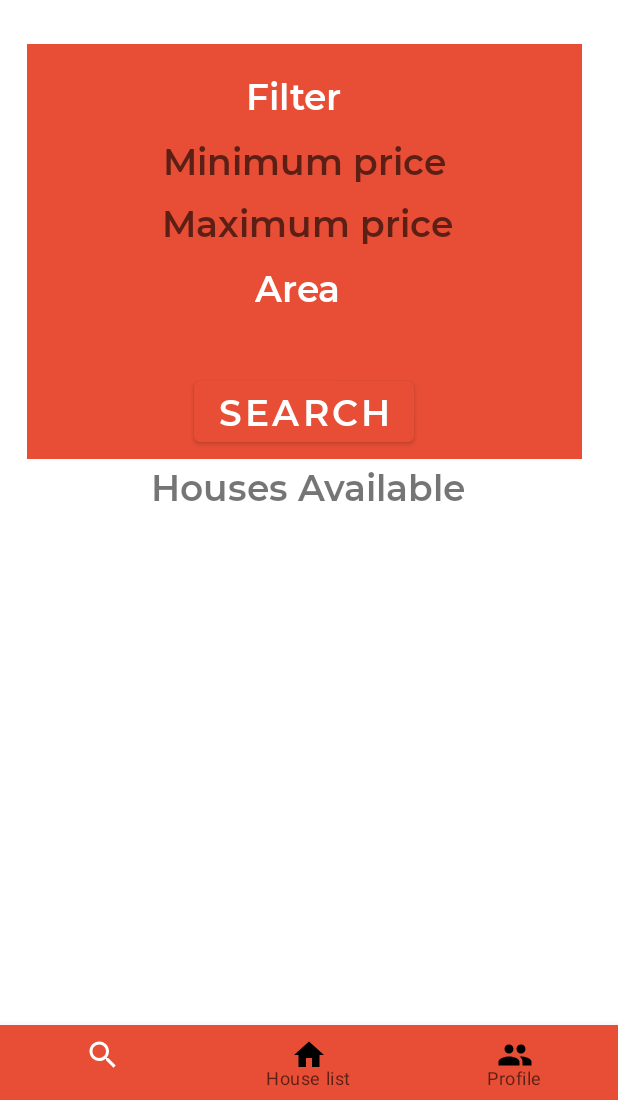
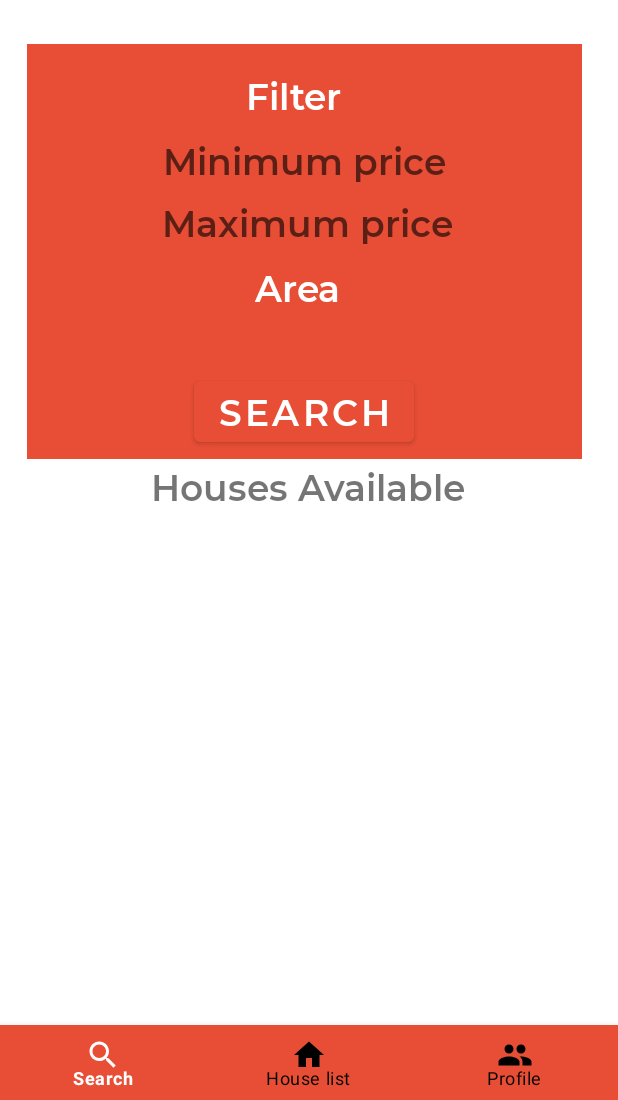
Before and after one commit to sergioparamo/student-housing-app, an Android app: the screen it shows after launch (MainActivity), on a phone screen of 412 x 824 dp, the part 136-1236 px from its top. Run offline under Robolectric (Android 15) with nearby library versions, the phone set to English and light mode, and no system bars; our stand-ins replace Firebase (no records; nobody signed in at launch, a user with empty details on screens opened directly), navigation-ui.

Commit message:
finished bottom navigation bar

```diff
--- a/app/src/main/java/cat/itb/studenthousing/StudentProfile.java
+++ b/app/src/main/java/cat/itb/studenthousing/StudentProfile.java
@@ -8,7 +8,6 @@ import android.view.ViewGroup;
 import androidx.annotation.NonNull;
 import androidx.annotation.Nullable;
 import androidx.fragment.app.Fragment;
-
 
 public class StudentProfile extends Fragment {
 
--- /dev/null
+++ b/app/src/main/res/drawable/bottom_nav_item_color.xml
@@ -0,0 +1,5 @@
+<?xml version="1.0" encoding="utf-8"?>
+<selector xmlns:android="http://schemas.android.com/apk/res/android">
+    <item android:state_checked="true" android:color="@color/white" />
+    <item android:state_checked="false" android:color="@color/black"/>
+</selector>
--- a/app/src/main/res/layout/activity_main.xml
+++ b/app/src/main/res/layout/activity_main.xml
@@ -14,15 +14,17 @@
         app:navGraph="@navigation/navigation_graph"
         app:defaultNavHost="true" />
 
-
-
     <com.google.android.material.bottomnavigation.BottomNavigationView
         android:id="@+id/bottom_navigation_main"
+        style="@style/fontStyle"
         android:layout_width="match_parent"
         android:layout_height="50dp"
         android:layout_alignParentBottom="true"
         android:background="@color/primary"
-        app:itemIconTint="@drawable/bottom_navigation_selector"
-        app:menu="@menu/bottom_navigation_menu" />
+        app:itemIconTint="@drawable/bottom_nav_item_color"
+        app:itemTextColor="@drawable/bottom_nav_item_color"
+        app:menu="@menu/bottom_navigation_menu"
+
+        />
 
 </RelativeLayout>
--- a/app/src/main/res/menu/bottom_navigation_menu.xml
+++ b/app/src/main/res/menu/bottom_navigation_menu.xml
@@ -6,7 +6,6 @@
         android:enabled="true"
         android:icon="@drawable/ic_baseline_search_24"
         android:title="@string/search"
-
 
         />
 
```
